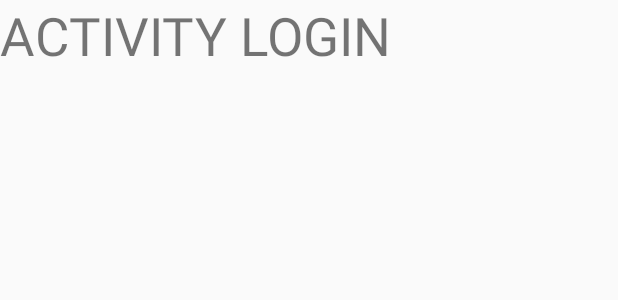
After one commit to luizgoes10/my-recipes-app, an Android app: the layout activity_login.xml on its own in the app's theme, with its tools: preview values and no code run, on a phone screen of 412 x 824 dp. The commit adds this screen. Shown: the top 300 px of the screen. Run offline under Robolectric (Android 15) with nearby library versions, the phone set to English and light mode, and no system bars.

Commit message:
ok 23/12/2018

```diff
--- a/app/src/main/AndroidManifest.xml
+++ b/app/src/main/AndroidManifest.xml
@@ -9,13 +9,15 @@
             android:roundIcon="@mipmap/ic_launcher_round"
             android:supportsRtl="true"
             android:theme="@style/AppTheme">
-        <activity android:name=".StartActivity">
+        <activity android:name=".features.start.activity.StartActivity">
             <intent-filter>
                 <action android:name="android.intent.action.MAIN"/>
 
                 <category android:name="android.intent.category.LAUNCHER"/>
             </intent-filter>
         </activity>
+        <activity android:name=".features.login.activity.LoginActivity">
+        </activity>
     </application>
 
 </manifest>
--- /dev/null
+++ b/app/src/main/res/layout/activity_login.xml
@@ -0,0 +1,16 @@
+<?xml version="1.0" encoding="utf-8"?>
+<LinearLayout
+        xmlns:android="http://schemas.android.com/apk/res/android"
+        xmlns:tools="http://schemas.android.com/tools"
+        xmlns:app="http://schemas.android.com/apk/res-auto"
+        android:layout_width="match_parent"
+        android:layout_height="match_parent"
+        android:orientation="vertical"
+        tools:context=".features.login.activity.LoginActivity">
+
+    <TextView android:layout_width="wrap_content"
+              android:layout_height="wrap_content"
+              android:textSize="35sp"
+    android:text="ACTIVITY LOGIN"/>
+
+</LinearLayout>
--- a/app/src/main/res/layout/activity_start.xml
+++ b/app/src/main/res/layout/activity_start.xml
@@ -5,7 +5,7 @@
         xmlns:app="http://schemas.android.com/apk/res-auto"
         android:layout_width="match_parent"
         android:layout_height="match_parent"
-        tools:context=".StartActivity">
+        tools:context=".features.start.activity.StartActivity">
 
     <TextView
             android:layout_width="wrap_content"
```
Also changed, not shown: app/build.gradle (+12 -1 lines), app/src/main/java/br/com/codeone/minhasreceitas/StartActivity.kt (deleted, +0 -12 lines), app/src/main/java/br/com/codeone/minhasreceitas/application/MinhasReceitasApplication.kt (added, +36 -0 lines), app/src/main/java/br/com/codeone/minhasreceitas/commons/activity/BaseActivity.kt (added, +11 -0 lines), app/src/main/java/br/com/codeone/minhasreceitas/commons/presenter/BasePresenter.kt (added, +32 -0 lines), app/src/main/java/br/com/codeone/minhasreceitas/features/login/activity/LoginActivity.kt (added, +13 -0 lines), app/src/main/java/br/com/codeone/minhasreceitas/features/start/activity/StartActivity.kt (added, +34 -0 lines), app/src/main/java/br/com/codeone/minhasreceitas/features/start/presenter/StarPresenter.kt (added, +35 -0 lines).
